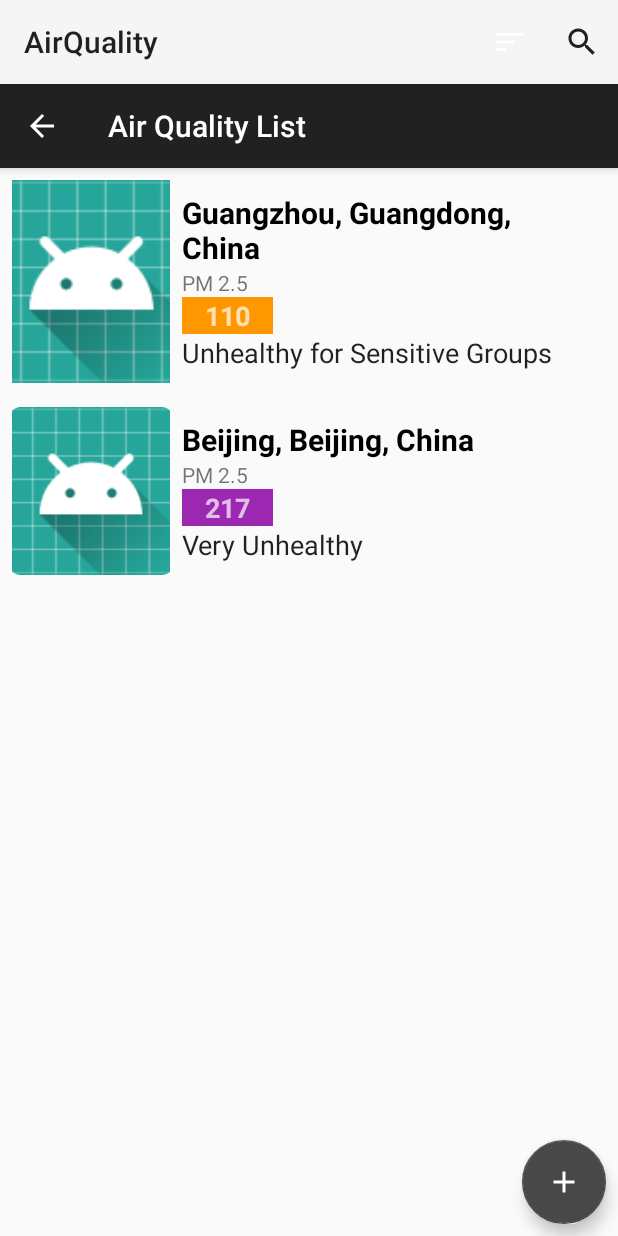
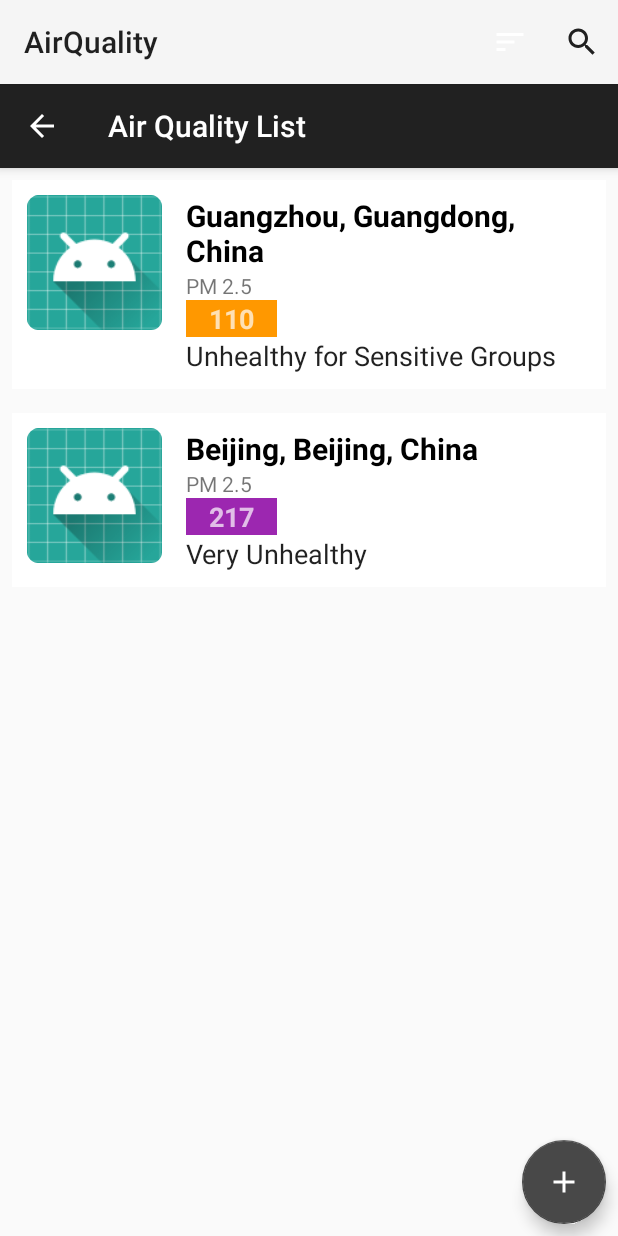
Before and after one commit to huylvvp/AirQuality, an Android app: the ListActivity screen opened directly, with no data from a screen before it, on a phone screen of 412 x 824 dp. Run offline under Robolectric (Android 15) with nearby library versions, the phone set to English and light mode, and no system bars; our stand-ins replace Volley; network calls fail; 1 statement that could not run was skipped.

Commit message:
Added button to list and swipe to delete.

```diff
--- a/app/src/main/java/com/kevinlu/airquality/ListActivity.java
+++ b/app/src/main/java/com/kevinlu/airquality/ListActivity.java
@@ -3,6 +3,7 @@ package com.kevinlu.airquality;
 //import statements
 
 import android.content.Intent;
+import android.support.design.widget.Snackbar;
 import android.support.v7.app.AppCompatActivity;
 import android.os.Bundle;
 import android.support.v7.widget.LinearLayoutManager;
@@ -39,16 +40,16 @@ import java.util.Collections;
  *
  */
 
-public class ListActivity extends AppCompatActivity implements SearchView.OnQueryTextListener, ListAdapter.OnItemClickListener {
-    public static final String EXTRA_CITY_NAME = "cityName";
-    public static final String EXTRA_COORDINATES = "coordinates";
-    public static final String EXTRA_TIMESTAMP = "timestamp";
-    public static final String EXTRA_AQI_US = "aqiUS";
-    public static final String EXTRA_MAIN_POLLUTANT_US = "mainPollutantUS";
-    public static final String EXTRA_AQI_CN = "aqiCN";
-    public static final String EXTRA_MAIN_POLLUTANT_CN = "mainPollutantCN";
+public class ListActivity extends AppCompatActivity implements SearchView.OnQueryTextListener, ListAdapter.OnItemClickListener, RecyclerItemTouchHelperListener {
+    public final String EXTRA_CITY_NAME = "cityName";
+    public final String EXTRA_COORDINATES = "coordinates";
+    public final String EXTRA_TIMESTAMP = "timestamp";
+    public final String EXTRA_AQI_US = "aqiUS";
+    public final String EXTRA_MAIN_POLLUTANT_US = "mainPollutantUS";
+    public final String EXTRA_AQI_CN = "aqiCN";
+    public final String EXTRA_MAIN_POLLUTANT_CN = "mainPollutantCN";
 
-    private static final String url = "http://api.airvisual.com/v2/city?city=Mississauga&state=Ontario&country=Canada&key=ag85mSsqaj2Y24HvQ";
+    private final String url = "http://api.airvisual.com/v2/city?city=Mississauga&state=Ontario&country=Canada&key=ag85mSsqaj2Y24HvQ";
     private RecyclerView recyclerView;
     private ListAdapter listAdapter;
     private FileOutputStream fileOutputStream;
@@ -448,6 +449,34 @@ public class ListActivity extends AppCompatActivity implements SearchView.OnQuer
         startActivity(cityIntent);
     }
 
+    @Override
+    public void onSwiped(RecyclerView.ViewHolder viewHolder, int direction, int position) {
+        if (viewHolder instanceof ListAdapter.ViewHolder) {
+            String cityName = stationList.get(viewHolder.getAdapterPosition()).getData().getCity();
+
+            //Create a backup of the deleted item in case user wants to undo delete
+            final Station deletedStation = stationList.get(viewHolder.getAdapterPosition());
+            final int deletedStationIndex = viewHolder.getAdapterPosition();
+
+            //Remove the item from RecyclerView
+            listAdapter.removeItem(deletedStationIndex);
+
+            Snackbar snackbar = Snackbar
+                    .make(coordinatorLayout, name + " removed from list!", Snackbar.LENGTH_LONG);
+            snackbar.setAction("UNDO", new View.OnClickListener() {
+                @Override
+                public void onClick(View view) {
+
+                    // undo is selected, restore the deleted item
+                    listAdapter.addItem(deletedStation, deletedStationIndex);
+                }
+            });
+            snackbar.setActionTextColor(Color.YELLOW);
+            snackbar.show();
+
+        }
+    }
+
     /*
     * Time it took for Linear search vs. Binary search
     * Linear: 102 ms
--- a/app/src/main/java/com/kevinlu/airquality/ListAdapter.java
+++ b/app/src/main/java/com/kevinlu/airquality/ListAdapter.java
@@ -8,6 +8,7 @@ import android.view.View;
 import android.view.ViewGroup;
 import android.widget.ImageView;
 import android.widget.LinearLayout;
+import android.widget.RelativeLayout;
 import android.widget.TextView;
 
 import java.util.ArrayList;
@@ -172,11 +173,15 @@ public class ListAdapter extends RecyclerView.Adapter<ListAdapter.ViewHolder> {
 
     public void addItem(Station station) {
         stationList.add(station);
+        // notify the item removed by position
+        // to perform recycler view delete animations
+        // NOTE: don't call notifyDataSetChanged()
         notifyItemInserted(stationList.size());
     }
 
     public void removeItem(int position) {
         stationList.remove(position);
+        // notify item added by position
         notifyItemRemoved(position);
         notifyItemRangeChanged(position, stationList.size());
     }
@@ -187,6 +192,7 @@ public class ListAdapter extends RecyclerView.Adapter<ListAdapter.ViewHolder> {
     public class ViewHolder extends RecyclerView.ViewHolder {
         ImageView imageView;
         TextView textViewTitle, textViewShortDesc, textViewRating, textViewPrice;
+        RelativeLayout listViewForeground, listViewBackground;
         //LinearLayout linearLayout;
 
         ViewHolder(View itemView) {
@@ -197,6 +203,8 @@ public class ListAdapter extends RecyclerView.Adapter<ListAdapter.ViewHolder> {
             textViewShortDesc = itemView.findViewById(R.id.textViewShortDesc);
             textViewRating = itemView.findViewById(R.id.textViewRating);
             textViewPrice = itemView.findViewById(R.id.textViewPrice);
+            listViewForeground = itemView.findViewById(R.id.listItemForeground);
+            listViewBackground = itemView.findViewById(R.id.listItemBackground);
 
             itemView.setOnClickListener(new View.OnClickListener() {
                 @Override
--- /dev/null
+++ b/app/src/main/java/com/kevinlu/airquality/RecyclerItemTouchHelperListener.java
@@ -0,0 +1,7 @@
+package com.kevinlu.airquality;
+
+import android.support.v7.widget.RecyclerView;
+
+interface RecyclerItemTouchHelperListener {
+    void onSwiped(RecyclerView.ViewHolder viewHolder, int direction, int position);
+}
--- /dev/null
+++ b/app/src/main/res/drawable/ic_favorite_border_black_24dp.xml
@@ -0,0 +1,5 @@
+<vector android:height="24dp" android:tint="#FFFFFF"
+    android:viewportHeight="24.0" android:viewportWidth="24.0"
+    android:width="24dp" xmlns:android="http://schemas.android.com/apk/res/android">
+    <path android:fillColor="#FF000000" android:pathData="M16.5,3c-1.74,0 -3.41,0.81 -4.5,2.09C10.91,3.81 9.24,3 7.5,3 4.42,3 2,5.42 2,8.5c0,3.78 3.4,6.86 8.55,11.54L12,21.35l1.45,-1.32C18.6,15.36 22,12.28 22,8.5 22,5.42 19.58,3 16.5,3zM12.1,18.55l-0.1,0.1 -0.1,-0.1C7.14,14.24 4,11.39 4,8.5 4,6.5 5.5,5 7.5,5c1.54,0 3.04,0.99 3.57,2.36h1.87C13.46,5.99 14.96,5 16.5,5c2,0 3.5,1.5 3.5,3.5 0,2.89 -3.14,5.74 -7.9,10.05z"/>
+</vector>
--- a/app/src/main/res/layout/layout_listitem.xml
+++ b/app/src/main/res/layout/layout_listitem.xml
@@ -1,24 +1,54 @@
 <?xml version="1.0" encoding="utf-8"?>
-<LinearLayout xmlns:android="http://schemas.android.com/apk/res/android"
+<FrameLayout xmlns:android="http://schemas.android.com/apk/res/android"
     xmlns:app="http://schemas.android.com/apk/res-auto"
     xmlns:tools="http://schemas.android.com/tools"
     android:layout_width="match_parent"
     android:layout_height="wrap_content"
-    android:orientation="horizontal"
+    android:orientation="vertical"
     android:padding="8dp">
     <!--android:background="@drawable/border"-->
-    <ImageView
-        android:id="@+id/listCityImage"
-        android:layout_width="105dp"
+
+    <RelativeLayout
+        android:id="@+id/listItemBackground"
+        android:layout_width="match_parent"
         android:layout_height="match_parent"
-        android:scaleType="centerCrop"
-        android:src="@mipmap/ic_launcher" />
+        android:background="@color/bg_row_background">
 
-    <LinearLayout
+        <ImageView
+            android:id="@+id/delete_icon"
+            android:layout_width="@dimen/ic_delete"
+            android:layout_height="@dimen/ic_delete"
+            android:layout_alignParentRight="true"
+            android:layout_centerVertical="true"
+            android:layout_marginRight="@dimen/padd_10"
+            android:src="@drawable/ic_favorite_border_black_24dp">
+        </ImageView>
+
+        <TextView
+            android:layout_width="wrap_content"
+            android:layout_height="wrap_content"
+            android:layout_centerVertical="true"
+            android:layout_marginRight="@dimen/padd_10"
+            android:layout_toLeftOf="@id/delete_icon"
+            android:text="@string/favorite"
+            android:textColor="#ffffff"
+            android:textSize="13dp" />
+    </RelativeLayout>
+
+    <RelativeLayout
+        android:id="@+id/listItemForeground"
         android:layout_width="match_parent"
         android:layout_height="wrap_content"
-        android:layout_margin="8dp"
-        android:orientation="vertical">
+        android:background="@color/white"
+        android:padding="@dimen/padd_10">
+
+        <ImageView
+            android:id="@+id/listCityImage"
+            android:layout_width="@dimen/thumbnail"
+            android:layout_height="@dimen/thumbnail"
+            android:layout_marginRight="@dimen/activity_padding_horizontal"
+            android:scaleType="centerCrop"
+            android:src="@mipmap/ic_launcher" />
 
         <TextView
             android:id="@+id/textViewTitle"
@@ -64,5 +94,5 @@
             android:text="AQI RATING"
             android:textAppearance="@style/Base.TextAppearance.AppCompat.Large"
             android:textStyle="normal" />
-    </LinearLayout>
-</LinearLayout>
+    </RelativeLayout>
+</FrameLayout>
--- a/app/src/main/res/values/colors.xml
+++ b/app/src/main/res/values/colors.xml
@@ -29,4 +29,8 @@
     <color name="aqius_unhealthy">#f44336</color>
     <color name="aqius_veryunhealthy">#9c27b0</color>
     <color name="aqius_hazardous">#880e4f</color>
+
+    <color name="bg_row_background">#fa315b</color>
+    <color name="item_name">#535353</color>
+    <color name="description">#a9a9a9</color>
     </resources>
--- /dev/null
+++ b/app/src/main/res/values/dimens.xml
@@ -0,0 +1,7 @@
+<?xml version="1.0" encoding="utf-8"?>
+<resources>
+    <dimen name="activity_padding_horizontal">16dp</dimen>
+    <dimen name="padd_10">10dp</dimen>
+    <dimen name="ic_delete">30dp</dimen>
+    <dimen name="thumbnail">90dp</dimen>
+</resources>
--- a/app/src/main/res/values/strings.xml
+++ b/app/src/main/res/values/strings.xml
@@ -9,4 +9,5 @@
     <string name="main_pollutant_cn">Main Pollutant (China): PM 2.5</string>
     <string name="coordinates">43.5890° N, 79.6441° W</string>
     <string name="unsplash_client_id">2ef4adbbc6aa68fb62acbf7170933cbc25526420aa6da426c16cb0c08ce5cffd</string>
+    <string name="favorite">Favorite</string>
 </resources>
```
Also changed, not shown: app/src/main/java/com/kevinlu/airquality/RecyclerItemTouchHelper.java (added, +125 -0 lines), 681 other files.
